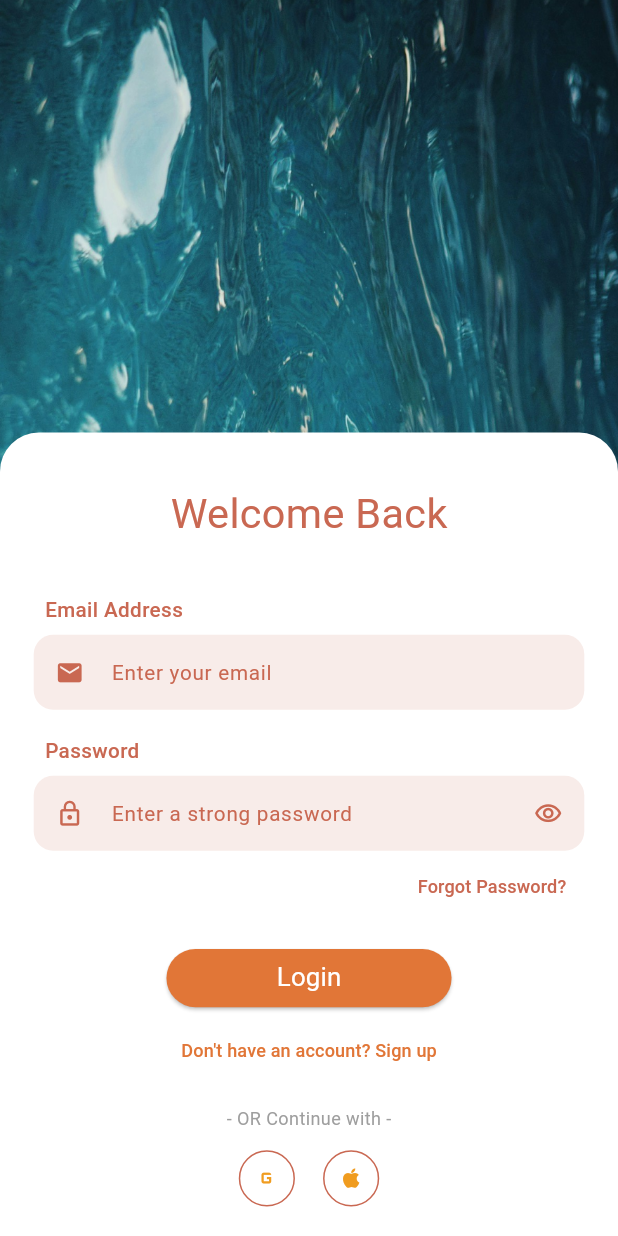
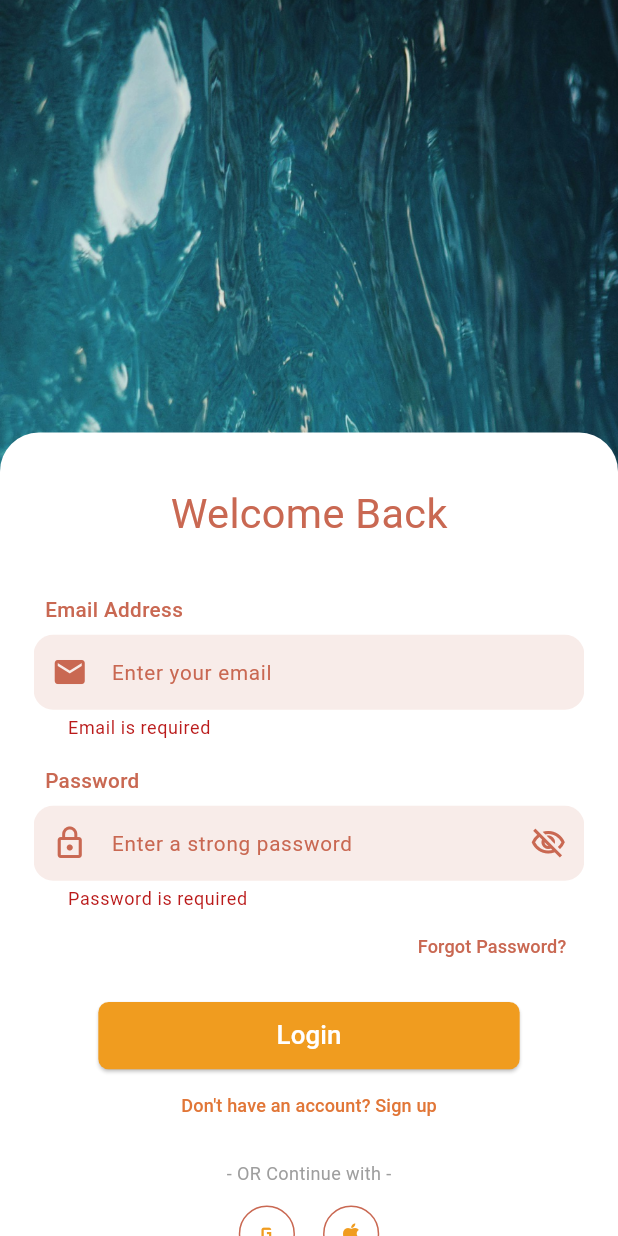
Before and after one commit to AnnotexCo/Hola-Academy, a Flutter app: the LoginScreen screen opened directly, after a tap on "Login", on a phone screen of 412 x 824 dp. Run offline on Flutter 3.47's test engine with Material 3 defaults, Android fonts, the phone set to English and light mode, and no system bars; our stand-ins replace flutter_screenutil.

Commit message:
feat: :zap: enhance logic and vaildation of Textfield and build reset password

```diff
--- a/lib/core/components/custom_app_button.dart
+++ b/lib/core/components/custom_app_button.dart
@@ -42,7 +42,7 @@ class CustomAppButton extends StatelessWidget {
             ),
             if (icon != null) ...[
               SizedBox(width: 10.w),
-              Icon(icon, size: 20.sp, color: ColorManager.whiteColor),
+              Icon(icon, size: 25.sp, color: ColorManager.whiteColor),
             ],
           ],
         ),
--- a/lib/core/constants/app_string.dart
+++ b/lib/core/constants/app_string.dart
@@ -27,4 +27,9 @@ class AppString {
       "We have sent a verification code to:";
   static const String didNotReceiveCode = "If you didn't receive a code, ";
   static const String resend = "Resend";
+
+  // Reset Password
+  static const String resetPassword = "Reset Password";
+  static const String confirmPassword = "Confirm Password";
+  static const String reset = "Reset";
 }
--- a/lib/features/auth/login/UI/login_screen.dart
+++ b/lib/features/auth/login/UI/login_screen.dart
@@ -3,12 +3,25 @@ import 'package:flutter_screenutil/flutter_screenutil.dart';
 import 'package:hola_academy/core/constants/app_string.dart';
 import 'package:hola_academy/core/constants/color_manager.dart';
 import 'package:hola_academy/core/constants/image_manager.dart';
+import 'package:hola_academy/features/auth/reset_password/UI/reset_password.dart';
 
+import '../../../../core/components/custom_app_button.dart';
+import '../../forgot_password/UI/forgot_password_screen.dart';
 import 'widgets/custom_text_form_field.dart';
 import 'widgets/social_button.dart';
 
-class LoginScreen extends StatelessWidget {
+class LoginScreen extends StatefulWidget {
   const LoginScreen({super.key});
+
+  @override
+  State<LoginScreen> createState() => _LoginScreenState();
+}
+
+class _LoginScreenState extends State<LoginScreen> {
+  final _formKey = GlobalKey<FormState>();
+  final TextEditingController _emailController = TextEditingController();
+  final TextEditingController _passwordController = TextEditingController();
+  bool _isPasswordVisible = false;
 
   @override
   Widget build(BuildContext context) {
@@ -16,14 +29,7 @@ class LoginScreen extends StatelessWidget {
       body: Stack(
         children: [
           // Background Image
-          Container(
-            decoration: const BoxDecoration(
-              image: DecorationImage(
-                image: AssetImage(ImageManager.onBoardingImage3),
-                fit: BoxFit.cover,
-              ),
-            ),
-          ),
+          _buildBackground(),
           // White Container
           Align(
             alignment: Alignment.bottomCenter,
@@ -39,42 +45,107 @@ class LoginScreen extends StatelessWidget {
                 ),
               ),
               child: SingleChildScrollView(
+                child: Form(
+                  key: _formKey,
                   child: Column(
                     crossAxisAlignment: CrossAxisAlignment.start,
                     children: [
                       SizedBox(height: 40.h),
-                    Center(
-                      // welcome Back
+                      _buildTitle(AppString.welcomeBack),
+                      SizedBox(height: 40.h),
+                      // Email Address Field
+                      CustomTextFormField(
+                        controller: _emailController,
+                        label: AppString.emailAddress,
+                        hint: AppString.enterYourEmail,
+                        prefixIcon: const Icon(Icons.email,
+                            color: ColorManager.textRedColor),
+                        validator: (value) {
+                          if (value == null || value.isEmpty) {
+                            return "Email is required";
+                          } else if (!RegExp(r'^[^@]+@[^@]+\.[^@]+')
+                              .hasMatch(value)) {
+                            return "Enter a valid email";
+                          }
+                          return null;
+                        },
+                      ),
+                      SizedBox(height: 20.h),
+                      // Password Field
+                      CustomTextFormField(
+                        controller: _passwordController,
+                        label: AppString.password,
+                        hint: AppString.enterYourPassword,
+                        prefixIcon: const Icon(Icons.lock_outline,
+                            color: ColorManager.textRedColor),
+                        suffixIcon: GestureDetector(
+                          onTap: () => setState(
+                              () => _isPasswordVisible = !_isPasswordVisible),
+                          child: Icon(
+                            _isPasswordVisible
+                                ? Icons.visibility_outlined
+                                : Icons.visibility_off_outlined,
+                            color: ColorManager.textRedColor,
+                          ),
+                        ),
+                        isPassword: !_isPasswordVisible,
+                        validator: (value) {
+                          if (value == null || value.isEmpty) {
+                            return "Password is required";
+                          } else if (value.length < 6) {
+                            return "Password must be at least 6 characters long";
+                          }
+                          return null;
+                        },
+                      ),
+                      _buildForgotPassword(),
+                      SizedBox(height: 15.h),
+                      _buildLoginButton(),
+                      _buildSignUpPrompt(),
+                      SizedBox(height: 15.h),
+                      _buildSocialLoginSection(),
+                    ],
+                  ),
+                ),
+              ),
+            ),
+          ),
+        ],
+      ),
+    );
+  }
+
+  Widget _buildBackground() {
+    return Container(
+      decoration: const BoxDecoration(
+        image: DecorationImage(
+          image: AssetImage(ImageManager.onBoardingImage3),
+          fit: BoxFit.cover,
+        ),
+      ),
+    );
+  }
+
+  Widget _buildTitle(String title) {
+    return Center(
       child: Text(
-                        AppString.welcomeBack,
+        title,
         style: TextStyle(
           fontSize: 32.sp,
           fontWeight: FontWeight.w400,
           color: ColorManager.textRedColor,
         ),
       ),
-                    ),
-                    SizedBox(height: 40.h),
-                    // Email Address
-                    CustomTextFormField(
-                      label: AppString.emailAddress,
-                      hint: AppString.enterYourEmail,
-                      prefixIcon: Icons.email,
-                    ),
-                    SizedBox(height: 20.h),
-                    // Password
-                    CustomTextFormField(
-                      label: AppString.password,
-                      hint: AppString.enterYourPassword,
-                      prefixIcon: Icons.lock_outline,
-                      suffixIcon: Icons.visibility_outlined,
-                      isPassword: true,
-                    ),
-                    // forgot Password
-                    Align(
+    );
+  }
+
+  Widget _buildForgotPassword() {
+    return Align(
       alignment: Alignment.centerRight,
       child: TextButton(
-                        onPressed: () {},
+        onPressed: () {
+         Navigator.push(context, MaterialPageRoute(builder: (context) => ForgotPasswordScreen(),),);
+        },
         child: Text(
           AppString.forgotPassword,
           style: TextStyle(
@@ -83,33 +154,29 @@ class LoginScreen extends StatelessWidget {
           ),
         ),
       ),
+    );
+  }
+
+  Widget _buildLoginButton() {
+    return Center(
+      child: CustomAppButton(
+        text: AppString.login,
+        onPressed: () {
+          if (_formKey.currentState?.validate() ?? false) {
+            // Handle login logic
+             Navigator.push(context, MaterialPageRoute(builder: (context) => ResetPassword(),),);
+          }
+        },
       ),
-                    SizedBox(height: 15.h),
-                    // Login Button
-                    Center(
-                      child: ElevatedButton(
-                        onPressed: () {},
-                        style: ElevatedButton.styleFrom(
-                          backgroundColor: const Color(0xFFE17637),
-                          minimumSize: Size(203.w, 45.h),
-                          shape: RoundedRectangleBorder(
-                            borderRadius: BorderRadius.circular(25.r),
-                          ),
-                        ),
-                        child: Text(
-                          AppString.login,
-                          style: TextStyle(
-                            fontSize: 20.sp,
-                            fontWeight: FontWeight.w400,
-                            color: ColorManager.whiteColor,
-                          ),
-                        ),
-                      ),
-                    ),
-                    // Don't have an account
-                    Center(
+    );
+  }
+
+  Widget _buildSignUpPrompt() {
+    return Center(
       child: TextButton(
-                        onPressed: () {},
+        onPressed: () {
+          // Navigate to sign-up screen
+        },
         child: Text(
           AppString.dontHaveAccount,
           style: TextStyle(
@@ -118,9 +185,12 @@ class LoginScreen extends StatelessWidget {
           ),
         ),
       ),
-                    ),
-                    SizedBox(height: 15.h),
-                    // Or Continue with
+    );
+  }
+
+  Widget _buildSocialLoginSection() {
+    return Column(
+      children: [
         Center(
           child: Text(
             AppString.orContinueWith,
@@ -140,12 +210,6 @@ class LoginScreen extends StatelessWidget {
           ],
         ),
       ],
-                ),
-              ),
-            ),
-          ),
-        ],
-      ),
     );
   }
 }
--- a/lib/features/auth/login/UI/widgets/custom_text_form_field.dart
+++ b/lib/features/auth/login/UI/widgets/custom_text_form_field.dart
@@ -6,9 +6,11 @@ import '../../../../../core/constants/color_manager.dart';
 class CustomTextFormField extends StatelessWidget {
   final String label;
   final String hint;
-  final IconData prefixIcon;
-  final IconData? suffixIcon;
+  final Widget prefixIcon;
+  final Widget? suffixIcon;
   final bool isPassword;
+  final String? Function(String?)? validator; // Validator for form validation
+  final TextEditingController? controller; // Controller for field value
 
   const CustomTextFormField({
     super.key,
@@ -17,6 +19,8 @@ class CustomTextFormField extends StatelessWidget {
     required this.prefixIcon,
     this.suffixIcon,
     this.isPassword = false,
+    this.validator,
+    this.controller,
   });
 
   @override
@@ -24,6 +28,7 @@ class CustomTextFormField extends StatelessWidget {
     return Column(
       crossAxisAlignment: CrossAxisAlignment.start,
       children: [
+        // Label
         Padding(
           padding: EdgeInsets.only(left: 8.w, bottom: 8.h),
           child: Text(
@@ -35,26 +40,18 @@ class CustomTextFormField extends StatelessWidget {
             ),
           ),
         ),
-        TextField(
-          obscureText: isPassword,
+        // Input Field
+        TextFormField(
+          controller: controller, // Bind controller
+          obscureText: isPassword, // Toggle visibility for passwords
           decoration: InputDecoration(
             hintText: hint,
             hintStyle: TextStyle(
               color: ColorManager.textRedColor,
               fontSize: 16.sp,
             ),
-            prefixIcon: Icon(
-              prefixIcon,
-              color: ColorManager.textRedColor,
-              size: 22.sp,
-            ),
-            suffixIcon: suffixIcon != null
-                ? Icon(
-                    suffixIcon,
-                    color: ColorManager.textRedColor,
-                    size: 22.sp,
-                  )
-                : null,
+            prefixIcon: prefixIcon, // Use Widget directly
+            suffixIcon: suffixIcon, // Use Widget directly
             filled: true,
             fillColor: ColorManager.backgroundPinkColor,
             border: OutlineInputBorder(
@@ -66,6 +63,7 @@ class CustomTextFormField extends StatelessWidget {
               horizontal: 20.w,
             ),
           ),
+          validator: validator, // Use validator for field validation
         ),
       ],
     );
--- a/lib/main.dart
+++ b/lib/main.dart
@@ -1,9 +1,9 @@
 import 'package:flutter/material.dart';
 import 'package:flutter_screenutil/flutter_screenutil.dart';
 import 'package:hola_academy/core/constants/color_manager.dart';
+import 'package:hola_academy/features/auth/login/UI/login_screen.dart';
 
 
-import 'features/auth/verification/UI/verfication_screen.dart';
 
 void main() {
   runApp(const MyApp());
@@ -25,7 +25,7 @@ class MyApp extends StatelessWidget {
             colorScheme: ColorScheme.fromSeed(seedColor: ColorManager.primaryOrangeColor),
             useMaterial3: true,
           ),
-          home: const VerificationScreen(),
+          home: const LoginScreen(),
         );
       },
     );
```
Also changed, not shown: lib/core/components/custom_text_field.dart (+9 -16 lines), lib/features/auth/forgot_password/UI/forgot_password_screen.dart (+95 -45 lines), lib/features/auth/reset_password/UI/reset_password.dart (added, +126 -0 lines), lib/features/auth/verification/UI/verfication_screen.dart (+3 -4 lines), lib/features/auth/verification/UI/widgets/build_verfication_message.dart (+14 -6 lines). Lines whose indentation alone changed are shown as unchanged.
